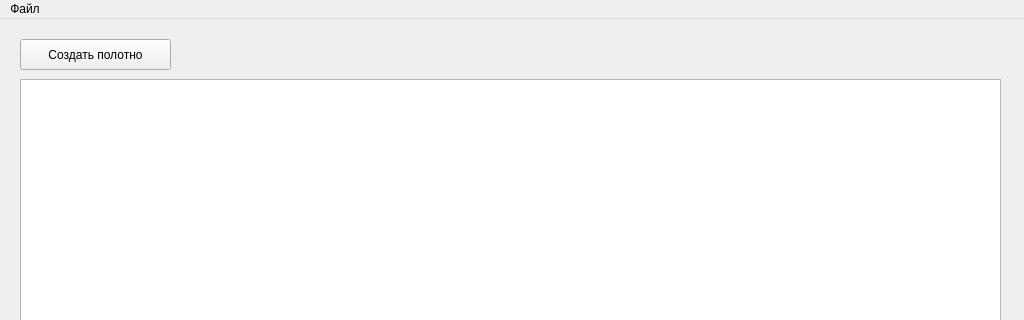
Before: the Qt Designer form Cirrus/Cirrus.ui in migeliuss/Cirrus, drawn with Qt 5; both pictures show x 0 to 1024 and y 0 to 320 of the 1024 by 720 pixel window.
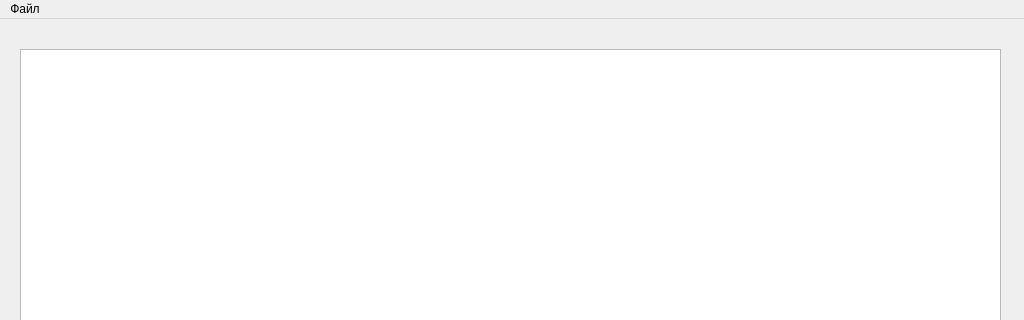
After: the same form once the commit is applied. Icons and pictures are not drawn.

What changed in the file:
```diff
--- a/Cirrus/Cirrus.ui
+++ b/Cirrus/Cirrus.ui
@@ -38,29 +38,13 @@
    <property name="mouseTracking">
     <bool>true</bool>
    </property>
-   <widget class="QPushButton" name="btnClose">
-    <property name="geometry">
-     <rect>
-      <x>20</x>
-      <y>20</y>
-      <width>151</width>
-      <height>31</height>
-     </rect>
-    </property>
-    <property name="styleSheet">
-     <string notr="true"/>
-    </property>
-    <property name="text">
-     <string>Создать полотно</string>
-    </property>
-   </widget>
    <widget class="QGraphicsView" name="graphicsView">
     <property name="geometry">
      <rect>
       <x>20</x>
-      <y>60</y>
+      <y>30</y>
       <width>981</width>
-      <height>581</height>
+      <height>611</height>
      </rect>
     </property>
     <property name="cursor" stdset="0">
```
Left out of the diff: 18 changed lines with no effect on the pictures.
